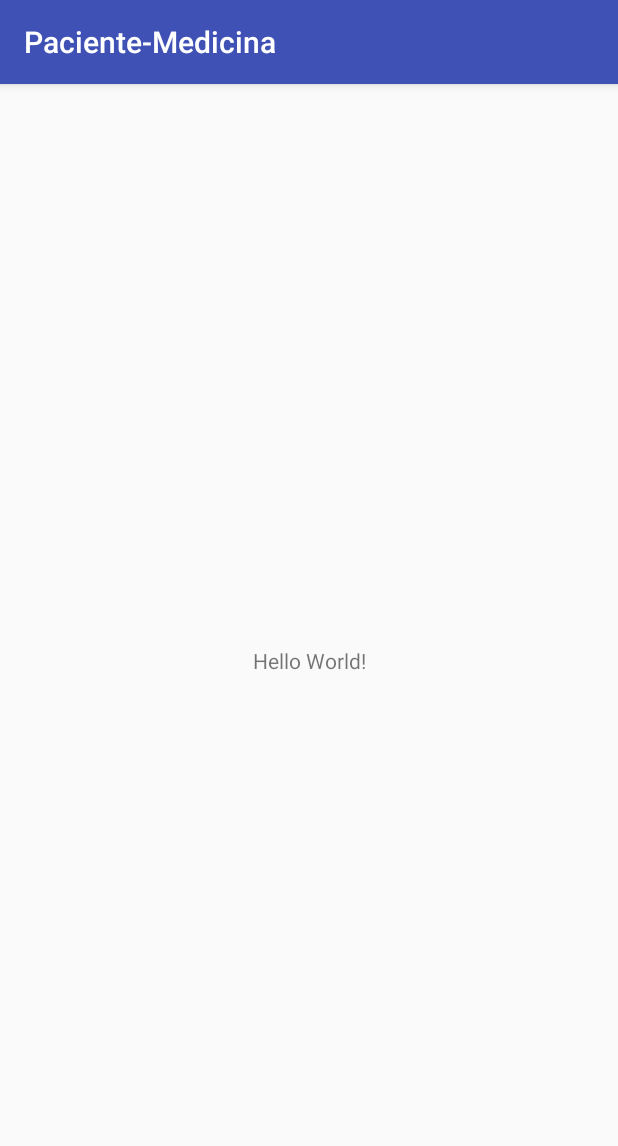
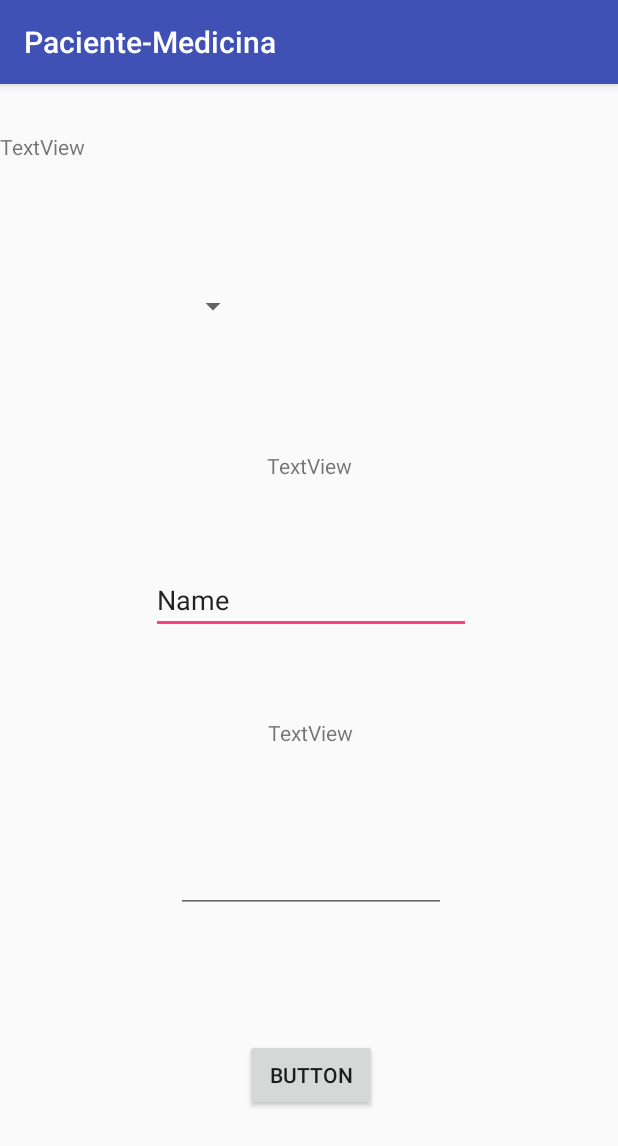
Before and after one commit to JorgeLuis1395/ExamenMoviles2do, an Android app: the screen it shows after launch (MainActivity), on a phone screen of 412 x 824 dp. Shown: the top 1146 px of the screen. Run offline under Robolectric (Android 15) with nearby library versions, the phone set to English and light mode, and no system bars; 2 statements that could not run were skipped.

Commit message:
Login Vista

```diff
--- a/AndroidApp/app/src/main/java/com/example/jorgecarrillo/paciente_medicina/MainActivity.kt
+++ b/AndroidApp/app/src/main/java/com/example/jorgecarrillo/paciente_medicina/MainActivity.kt
@@ -2,11 +2,33 @@ package com.example.jorgecarrillo.paciente_medicina
 
 import android.support.v7.app.AppCompatActivity
 import android.os.Bundle
+import android.view.View
+import android.widget.*
 
-class MainActivity : AppCompatActivity() {
-
+class MainActivity : AppCompatActivity(),AdapterView.OnItemSelectedListener {
+    var tipoUsuario = arrayOf("Item 1", "Item 2", "Item 3")
+    var spinner:Spinner? = null
+    var textView_msg:TextView? = null
     override fun onCreate(savedInstanceState: Bundle?) {
         super.onCreate(savedInstanceState)
         setContentView(R.layout.activity_main)
+
+
+        spinner!!.setOnItemSelectedListener(this)
+
+        // Create an ArrayAdapter using a simple spinner layout and languages array
+        val aa = ArrayAdapter(this, android.R.layout.simple_spinner_item, tipoUsuario)
+        // Set layout to use when the list of choices appear
+        aa.setDropDownViewResource(android.R.layout.simple_spinner_dropdown_item)
+        // Set Adapter to Spinner
+        spinner!!.setAdapter(aa)
+
+    }
+    override fun onItemSelected(arg0: AdapterView<*>, arg1: View, position: Int, id: Long) {
+        textView_msg!!.text = "Selected : "+tipoUsuario[position]
+    }
+
+    override fun onNothingSelected(arg0: AdapterView<*>) {
+
     }
 }
--- a/AndroidApp/app/src/main/res/layout/activity_main.xml
+++ b/AndroidApp/app/src/main/res/layout/activity_main.xml
@@ -7,12 +7,95 @@
     tools:context=".MainActivity">
 
     <TextView
+        android:id="@+id/textView"
         android:layout_width="wrap_content"
         android:layout_height="wrap_content"
-        android:text="Hello World!"
+        android:layout_marginBottom="8dp"
+        android:layout_marginEnd="8dp"
+        android:layout_marginStart="8dp"
+        android:layout_marginTop="8dp"
+        android:text="TextView"
         app:layout_constraintBottom_toBottomOf="parent"
-        app:layout_constraintLeft_toLeftOf="parent"
-        app:layout_constraintRight_toRightOf="parent"
-        app:layout_constraintTop_toTopOf="parent" />
+        app:layout_constraintEnd_toEndOf="parent"
+        app:layout_constraintStart_toStartOf="parent"
+        app:layout_constraintTop_toTopOf="parent"
+        app:layout_constraintVertical_bias="0.323" />
+
+    <EditText
+        android:id="@+id/editText"
+        android:layout_width="wrap_content"
+        android:layout_height="wrap_content"
+        android:layout_marginBottom="8dp"
+        android:layout_marginTop="8dp"
+        android:ems="10"
+        android:inputType="textPersonName"
+        android:text="Name"
+        app:layout_constraintBottom_toBottomOf="parent"
+        app:layout_constraintEnd_toEndOf="@+id/textView"
+        app:layout_constraintHorizontal_bias="0.496"
+        app:layout_constraintStart_toStartOf="@+id/textView"
+        app:layout_constraintTop_toBottomOf="@+id/textView"
+        app:layout_constraintVertical_bias="0.111" />
+
+    <TextView
+        android:id="@+id/textView2"
+        android:layout_width="wrap_content"
+        android:layout_height="wrap_content"
+        android:layout_marginEnd="8dp"
+        android:layout_marginStart="8dp"
+        android:layout_marginTop="56dp"
+        android:text="TextView"
+        app:layout_constraintEnd_toEndOf="@+id/editText"
+        app:layout_constraintHorizontal_bias="0.496"
+        app:layout_constraintStart_toStartOf="@+id/editText"
+        app:layout_constraintTop_toBottomOf="@+id/editText" />
+
+    <EditText
+        android:id="@+id/editText2"
+        android:layout_width="180dp"
+        android:layout_height="40dp"
+        android:layout_marginBottom="8dp"
+        android:layout_marginTop="8dp"
+        android:ems="10"
+        android:inputType="textPassword"
+        app:layout_constraintBottom_toBottomOf="parent"
+        app:layout_constraintEnd_toEndOf="@+id/textView2"
+        app:layout_constraintStart_toStartOf="@+id/textView2"
+        app:layout_constraintTop_toBottomOf="@+id/textView2"
+        app:layout_constraintVertical_bias="0.232" />
+
+    <Button
+        android:id="@+id/button"
+        android:layout_width="wrap_content"
+        android:layout_height="wrap_content"
+        android:layout_marginBottom="8dp"
+        android:layout_marginEnd="8dp"
+        android:layout_marginStart="8dp"
+        android:layout_marginTop="8dp"
+        android:text="Button"
+        app:layout_constraintBottom_toBottomOf="parent"
+        app:layout_constraintEnd_toEndOf="@+id/editText2"
+        app:layout_constraintStart_toStartOf="@+id/editText2"
+        app:layout_constraintTop_toBottomOf="@+id/editText2" />
+
+    <TextView
+        android:id="@+id/textView3"
+        android:layout_width="wrap_content"
+        android:layout_height="wrap_content"
+        android:layout_marginTop="32dp"
+        android:text="TextView"
+        app:layout_constraintTop_toTopOf="parent"
+        tools:layout_editor_absoluteX="151dp" />
+
+    <Spinner
+        android:id="@+id/spinner"
+        android:layout_width="274dp"
+        android:layout_height="32dp"
+        android:layout_marginBottom="8dp"
+        android:layout_marginTop="8dp"
+        app:layout_constraintBottom_toTopOf="@+id/textView"
+        app:layout_constraintEnd_toEndOf="@+id/textView3"
+        app:layout_constraintStart_toStartOf="@+id/textView3"
+        app:layout_constraintTop_toBottomOf="@+id/textView3" />
 
 </android.support.constraint.ConstraintLayout>
--- /dev/null
+++ b/AndroidApp/app/src/main/res/values/Array.xml
@@ -0,0 +1,8 @@
+<?xml version="1.0" encoding="utf-8"?>
+<resources>
+    <string-array name="login">
+        <item>Vendedor</item>
+        <item>Cliente</item>
+        <item>Delivery</item>
+    </string-array>
+</resources>
--- a/AndroidApp/app/src/main/res/values/strings.xml
+++ b/AndroidApp/app/src/main/res/values/strings.xml
@@ -14,4 +14,5 @@
     <string name="permission_rationale">"Contacts permissions are needed for providing email
         completions."
     </string>
+
 </resources>
```
